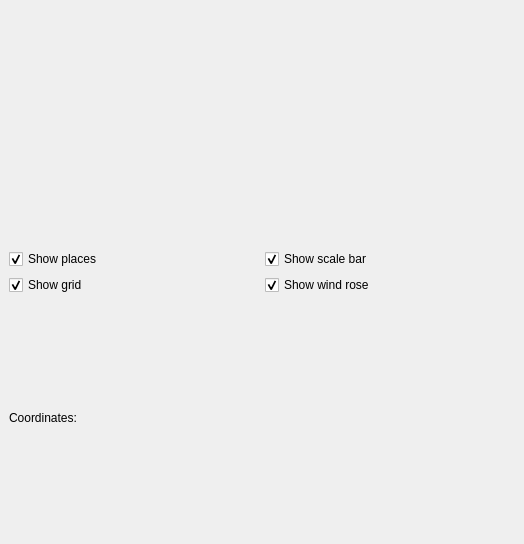
Old version of the form example2.ui in the repository KDE/marble.
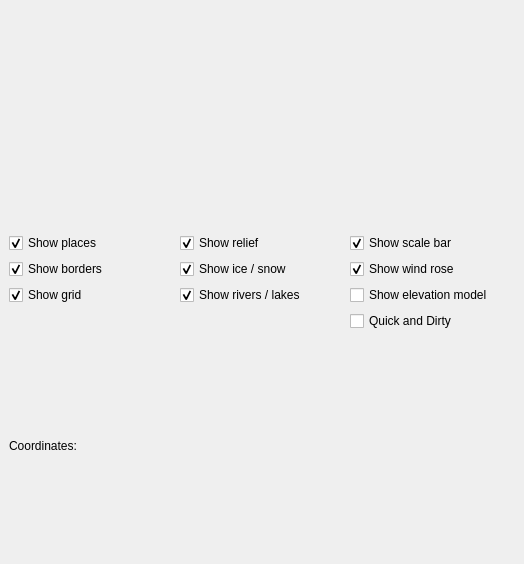
New version of the form. Custom widgets are drawn as their Qt base class.

```diff
--- a/example2.ui
+++ b/example2.ui
@@ -6,7 +6,7 @@
     <x>0</x>
     <y>0</y>
     <width>524</width>
-    <height>544</height>
+    <height>564</height>
    </rect>
   </property>
   <property name="windowTitle" >
@@ -57,16 +57,6 @@
      <property name="spacing" >
       <number>6</number>
      </property>
-     <item row="0" column="1" >
-      <widget class="QCheckBox" name="checkBox_3" >
-       <property name="text" >
-        <string>Show scale bar</string>
-       </property>
-       <property name="checked" >
-        <bool>true</bool>
-       </property>
-      </widget>
-     </item>
      <item row="0" column="0" >
       <widget class="QCheckBox" name="checkBox" >
        <property name="text" >
@@ -78,6 +68,16 @@
       </widget>
      </item>
      <item row="1" column="0" >
+      <widget class="QCheckBox" name="checkBox_9" >
+       <property name="text" >
+        <string>Show borders</string>
+       </property>
+       <property name="checked" >
+        <bool>true</bool>
+       </property>
+      </widget>
+     </item>
+     <item row="2" column="0" >
       <widget class="QCheckBox" name="checkBox_2" >
        <property name="text" >
         <string>Show grid</string>
@@ -87,7 +87,17 @@
        </property>
       </widget>
      </item>
-     <item row="1" column="1" >
+     <item row="3" column="2" >
+      <widget class="QCheckBox" name="checkBox_10" >
+       <property name="text" >
+        <string>Quick and Dirty</string>
+       </property>
+       <property name="checked" >
+        <bool>false</bool>
+       </property>
+      </widget>
+     </item>
+     <item row="1" column="2" >
       <widget class="QCheckBox" name="checkBox_4" >
        <property name="text" >
         <string>Show wind rose</string>
@@ -97,6 +107,56 @@
        </property>
       </widget>
      </item>
+     <item row="1" column="1" >
+      <widget class="QCheckBox" name="checkBox_7" >
+       <property name="text" >
+        <string>Show ice / snow</string>
+       </property>
+       <property name="checked" >
+        <bool>true</bool>
+       </property>
+      </widget>
+     </item>
+     <item row="2" column="2" >
+      <widget class="QCheckBox" name="checkBox_6" >
+       <property name="text" >
+        <string>Show elevation model</string>
+       </property>
+       <property name="checked" >
+        <bool>false</bool>
+       </property>
+      </widget>
+     </item>
+     <item row="2" column="1" >
+      <widget class="QCheckBox" name="checkBox_8" >
+       <property name="text" >
+        <string>Show rivers / lakes</string>
+       </property>
+       <property name="checked" >
+        <bool>true</bool>
+       </property>
+      </widget>
+     </item>
+     <item row="0" column="1" >
+      <widget class="QCheckBox" name="checkBox_5" >
+       <property name="text" >
+        <string>Show relief</string>
+       </property>
+       <property name="checked" >
+        <bool>true</bool>
+       </property>
+      </widget>
+     </item>
+     <item row="0" column="2" >
+      <widget class="QCheckBox" name="checkBox_3" >
+       <property name="text" >
+        <string>Show scale bar</string>
+       </property>
+       <property name="checked" >
+        <bool>true</bool>
+       </property>
+      </widget>
+     </item>
     </layout>
    </item>
    <item>
@@ -117,7 +177,7 @@
      <item>
       <widget class="QLabel" name="label_2" >
        <property name="text" >
-        <string>     </string>
+        <string/>
        </property>
       </widget>
      </item>
@@ -139,16 +199,16 @@
   </layout>
  </widget>
  <customwidgets>
-  <customwidget>
-   <class>MarbleNavigator</class>
-   <extends>QWidget</extends>
-   <header>MarbleNavigator.h</header>
-  </customwidget>
   <customwidget>
    <class>MarbleWidget</class>
    <extends>QWidget</extends>
    <header>MarbleWidget.h</header>
   </customwidget>
+  <customwidget>
+   <class>MarbleNavigator</class>
+   <extends>QWidget</extends>
+   <header>MarbleNavigator.h</header>
+  </customwidget>
  </customwidgets>
  <resources/>
  <connections>
```
Left out of the diff: 128 changed lines with no effect on the pictures.
